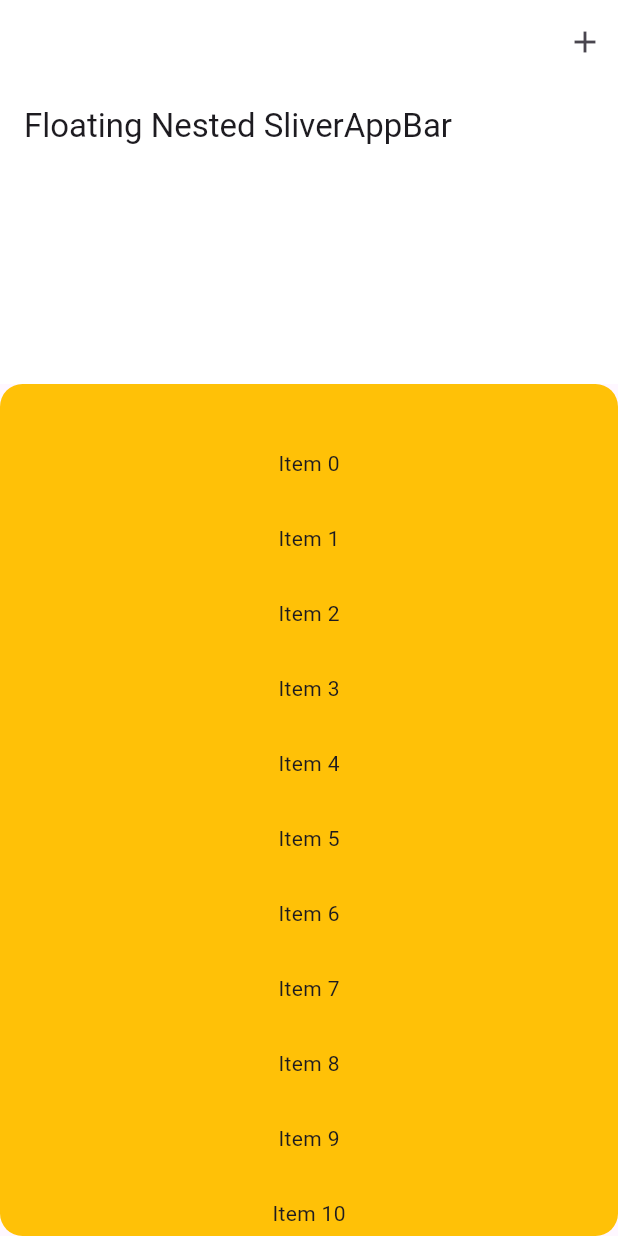
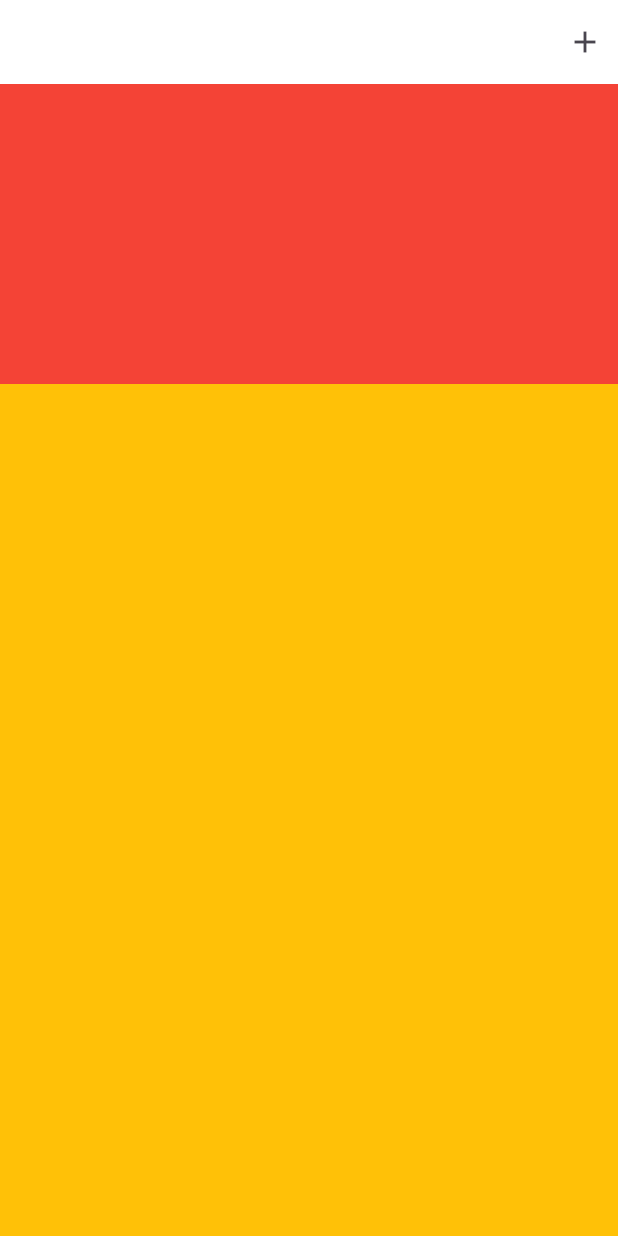
Before and after one commit to guchengxi1994/cyber_friend_circle, a Flutter app: the screen it shows after launch, on a phone screen of 412 x 824 dp. Run offline on Flutter 3.47's test engine with Material 3 defaults, Android fonts, the phone set to English and light mode, and no system bars; our stand-ins replace flutter_riverpod, isar; missing offline and left inert: flutter_quill, langchain_lib, markdown_quill; accounts and stored records are empty; generated files the repository leaves out were written again.

Commit message:
feat: update listview

```diff
--- /dev/null
+++ b/lib/components/circle/custom_scrollview.dart
@@ -0,0 +1,78 @@
+import 'package:flutter/material.dart';
+import 'package:flutter/rendering.dart';
+
+class CustomScrollview extends StatefulWidget {
+  const CustomScrollview({super.key, required this.body, required this.header});
+  final Widget header;
+  final Widget body;
+
+  @override
+  State<CustomScrollview> createState() => _CustomScrollviewState();
+}
+
+class _CustomScrollviewState extends State<CustomScrollview> {
+  bool expanded = false;
+  final ScrollController controller = ScrollController();
+
+  @override
+  void initState() {
+    super.initState();
+    controller.addListener(() {
+      print(controller.position.userScrollDirection);
+
+      if (controller.offset >= 150 &&
+          controller.offset < 400 &&
+          expanded &&
+          controller.position.userScrollDirection == ScrollDirection.reverse) {
+        controller.animateTo(400,
+            duration: const Duration(milliseconds: 100),
+            curve: Curves.bounceOut);
+      }
+
+      if (controller.offset >= 50 &&
+          controller.offset < 200 &&
+          !expanded &&
+          controller.position.userScrollDirection == ScrollDirection.reverse) {
+        controller.animateTo(200,
+            duration: const Duration(milliseconds: 100),
+            curve: Curves.bounceOut);
+      }
+    });
+  }
+
+  @override
+  void dispose() {
+    controller.dispose();
+    super.dispose();
+  }
+
+  @override
+  Widget build(BuildContext context) {
+    return SingleChildScrollView(
+      controller: controller,
+      child: Column(
+        children: [
+          GestureDetector(
+            onTap: () {
+              setState(() {
+                expanded = !expanded;
+              });
+            },
+            child: AnimatedContainer(
+              height: expanded ? 400 : 200,
+              duration: const Duration(milliseconds: 300),
+              child: widget.header,
+            ),
+          ),
+          Container(
+            padding: const EdgeInsets.only(top: 20),
+            decoration: const BoxDecoration(
+              color: Colors.amber,
+            ),
+            child: widget.body,
+          )
+        ],
+      ),
+    );
+  }
+}
--- a/lib/main.dart
+++ b/lib/main.dart
@@ -1,3 +1,5 @@
+import 'dart:ui';
+
 import 'package:flutter/material.dart';
 import 'package:flutter_quill/translations.dart';
 import 'package:flutter_riverpod/flutter_riverpod.dart';
@@ -37,6 +39,14 @@ void main() async {
   ));
 }
 
+class MyBehavior extends MaterialScrollBehavior {
+  @override
+  Set<PointerDeviceKind> get dragDevices => {
+        PointerDeviceKind.touch,
+        PointerDeviceKind.mouse,
+      };
+}
+
 class MyApp extends StatelessWidget {
   const MyApp({super.key});
 
@@ -51,6 +61,7 @@ class MyApp extends StatelessWidget {
         GlobalCupertinoLocalizations.delegate,
         FlutterQuillLocalizations.delegate,
       ],
+      scrollBehavior: MyBehavior(),
       theme: ThemeData(
         colorScheme: ColorScheme.fromSeed(seedColor: Colors.deepPurple),
         useMaterial3: true,
--- a/lib/screens/circle_posters_screen.dart
+++ b/lib/screens/circle_posters_screen.dart
@@ -1,7 +1,7 @@
 import 'dart:ui';
 
+import 'package:cyber_friend_circle/components/circle/custom_scrollview.dart';
 import 'package:flutter/material.dart';
-import 'package:flutter/rendering.dart';
 
 import '../components/text_input/rich_text_input_field.dart';
 
@@ -16,34 +16,14 @@ class _CirclePostersScreenState extends State<CirclePostersScreen> {
   bool showBottom = false;
   bool expanded = false;
   double height = 200;
-  late final ScrollController _scrollController = ScrollController();
 
   @override
   void initState() {
     super.initState();
-    // 监听滚动事件
-    _scrollController.addListener(() {
-      if (_scrollController.position.userScrollDirection ==
-          ScrollDirection.forward) {
-        if (height == 200) {
-          setState(() {
-            height = 400;
-          });
-        }
-      } else if (_scrollController.position.userScrollDirection ==
-          ScrollDirection.reverse) {
-        if (height == 400) {
-          setState(() {
-            height = 200;
-          });
-        }
-      }
-    });
   }
 
   @override
   void dispose() {
-    _scrollController.dispose();
     super.dispose();
   }
 
@@ -80,37 +60,16 @@ class _CirclePostersScreenState extends State<CirclePostersScreen> {
                 });
               }
             },
-            child: NestedScrollView(
-                floatHeaderSlivers: true,
-                headerSliverBuilder:
-                    (BuildContext context, bool innerBoxIsScrolled) {
-                  return <Widget>[
-                    SliverAppBar(
-                      backgroundColor: Colors.white,
-                      title: const Text('Floating Nested SliverAppBar'),
-                      floating: true,
-                      expandedHeight: height,
-                      forceElevated: innerBoxIsScrolled,
-                    ),
-                  ];
-                },
+            child: CustomScrollview(
+                header: Container(
+                  color: Colors.red,
+                ),
                 body: Container(
                   padding: const EdgeInsets.only(top: 20),
+                  height: 1000,
                   decoration: const BoxDecoration(
-                      color: Colors.amber,
-                      borderRadius: BorderRadius.horizontal(
-                          left: Radius.circular(15),
-                          right: Radius.circular(15))),
-                  child: ListView.builder(
-                      controller: _scrollController,
-                      padding: const EdgeInsets.all(8),
-                      itemCount: 30,
-                      itemBuilder: (BuildContext context, int index) {
-                        return SizedBox(
-                          height: 50,
-                          child: Center(child: Text('Item $index')),
-                        );
-                      }),
+                    color: Colors.amber,
+                  ),
                 )),
           ),
           if (showBottom)
```
